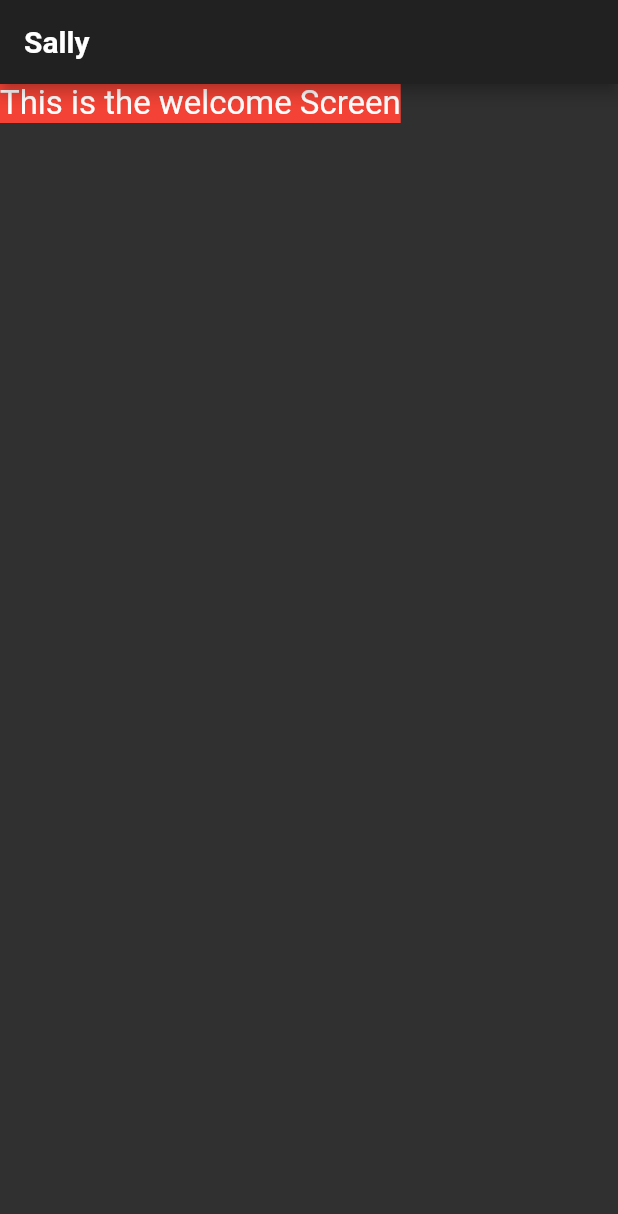
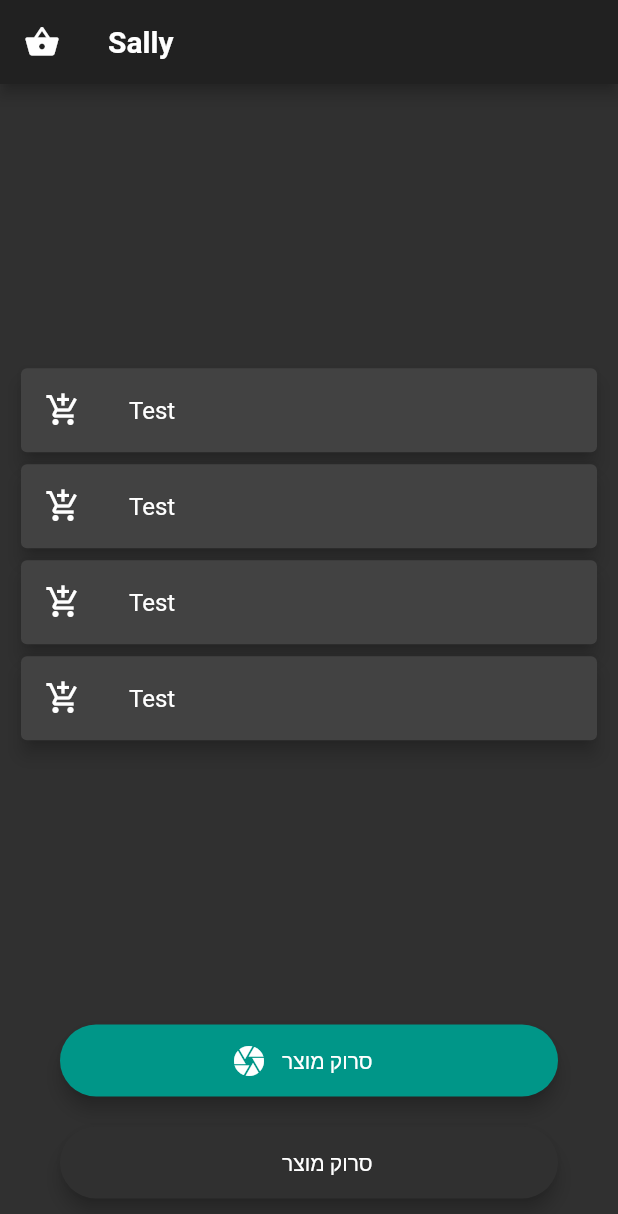
Before and after one commit to AZilberblat/Sally-Smart-Grocery, a Flutter app: the screen it shows after launch, on a phone screen of 412 x 824 dp. Shown: the top 1214 px of the screen. Run offline on Flutter 3.47's test engine with Material 2 defaults, Android fonts, the light colour scheme and no system bars.

Commit message:
Added Scanning function
apped flutter barcode scanner

```diff
--- a/lib/screens/welcome_screen.dart
+++ b/lib/screens/welcome_screen.dart
@@ -1,4 +1,7 @@
 import 'package:flutter/material.dart';
+import 'package:sally_smart/utilities/scan_button_const.dart';
+
+import 'scan_screen.dart';
 
 class WelcomeScreen extends StatefulWidget {
   static const String id = 'welcome_screen';
@@ -11,18 +14,82 @@ class _WelcomeScreenState extends State<WelcomeScreen> {
   Widget build(BuildContext context) {
     return Scaffold(
         appBar: AppBar(
+          leading: Icon(Icons.shopping_basket),
           title: Text(
             'Sally',
             style: TextStyle(fontWeight: FontWeight.bold),
           ),
         ),
-      body: Container(
-        child: Text(
-          'This is the welcome Screen',
-          style: TextStyle(fontSize: 22.0),
+        body: SafeArea(
+          child: Center(
+            child: Column(
+              mainAxisAlignment: MainAxisAlignment.spaceBetween,
+              children: <Widget>[
+                SizedBox(
+                  height: 10,
+                  width: 10,
                 ),
-        color: Colors.red,
+                Padding(
+                  padding: EdgeInsets.all(10.0),
+                  child: Container(
+                      child: Column(
+                    children: <Widget>[
+                      Card(
+                        elevation: 5.0,
+                        child: ListTile(
+                          leading: Icon(Icons.add_shopping_cart),
+                          title: Text('Test'),
                         ),
-    );
+                      ),
+                      Card(
+                        elevation: 5.0,
+                        child: ListTile(
+                          leading: Icon(Icons.add_shopping_cart),
+                          title: Text('Test'),
+                        ),
+                      ),
+                      Card(
+                        elevation: 5.0,
+                        child: ListTile(
+                          leading: Icon(Icons.add_shopping_cart),
+                          title: Text('Test'),
+                        ),
+                      ),
+                      Card(
+                        elevation: 5.0,
+                        child: ListTile(
+                          leading: Icon(Icons.add_shopping_cart),
+                          title: Text('Test'),
+                        ),
+                      ),
+                    ],
+                  )),
+                ),
+                Container(
+                  child: Padding(
+                    padding: EdgeInsets.only(bottom: 15.0),
+                    child: Padding(
+                      padding: EdgeInsets.symmetric(horizontal: 40),
+                      child: Column(
+                        children: <Widget>[
+                          ScanMainButton(
+                            iconData: Icons.camera,
+                            buttonText: 'סרוק מוצר',
+                            onPressed: () {
+                              Navigator.pushNamed(context, ScanScreen.id);
+                            },
+                            color: Colors.teal,
+                          ),
+                          ScanMainButton(
+                              buttonText: 'סרוק מוצר', onPressed: () {}),
+                        ],
+                      ),
+                    ),
+                  ),
+                )
+              ],
+            ),
+          ),
+        ));
   }
 }
--- /dev/null
+++ b/lib/utilities/scan_button_const.dart
@@ -0,0 +1,43 @@
+import 'package:flutter/material.dart';
+
+class ScanMainButton extends StatelessWidget {
+  final IconData iconData;
+  final Function onPressed;
+  final String buttonText;
+  final Color color;
+  const ScanMainButton(
+      {this.iconData,
+      @required this.buttonText,
+      @required this.onPressed,
+      this.color});
+
+  @override
+  Widget build(BuildContext context) {
+    return Padding(
+      padding: EdgeInsets.symmetric(vertical: 10.0),
+      child: Material(
+        color: color,
+        elevation: 5.0,
+        borderRadius: BorderRadius.circular(30.0),
+        child: MaterialButton(
+          onPressed: onPressed,
+          minWidth: 200.0,
+          height: 42.0,
+          child: Row(
+            mainAxisAlignment: MainAxisAlignment.center,
+            children: <Widget>[
+              Icon(iconData),
+              Padding(
+                padding: EdgeInsets.symmetric(horizontal: 10),
+                child: Text(
+                  buttonText,
+                  style: TextStyle(color: Colors.white),
+                ),
+              ),
+            ],
+          ),
+        ),
+      ),
+    );
+  }
+}
```
Also changed, not shown: pubspec.lock. Lines whose indentation alone changed are shown as unchanged.
